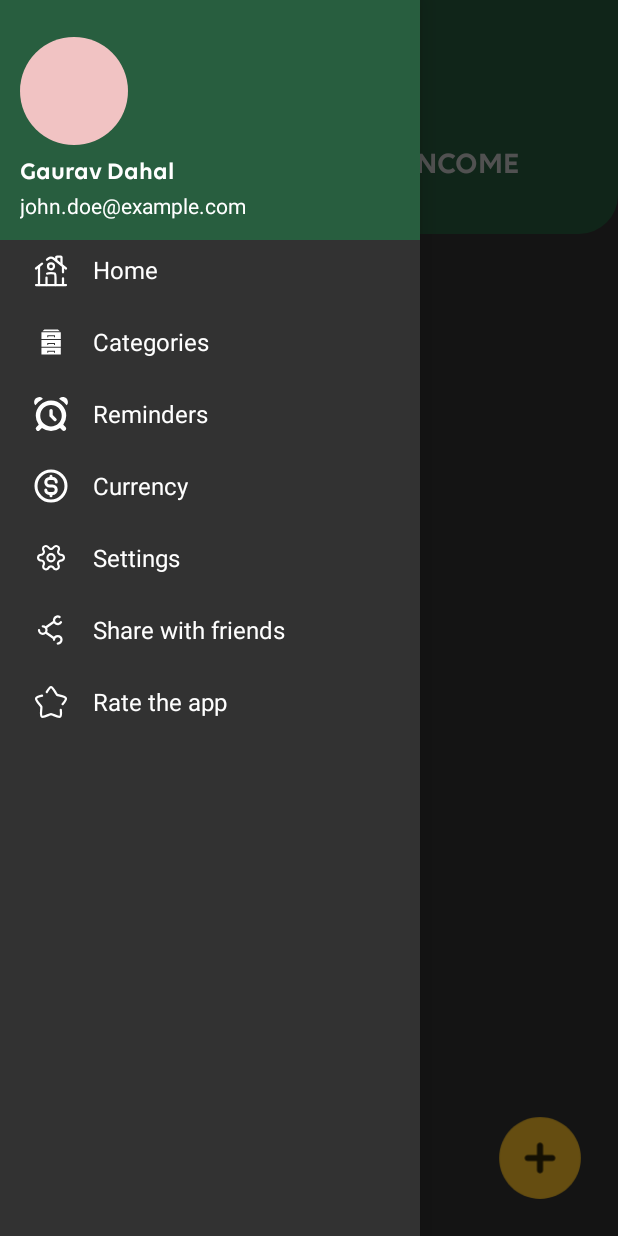
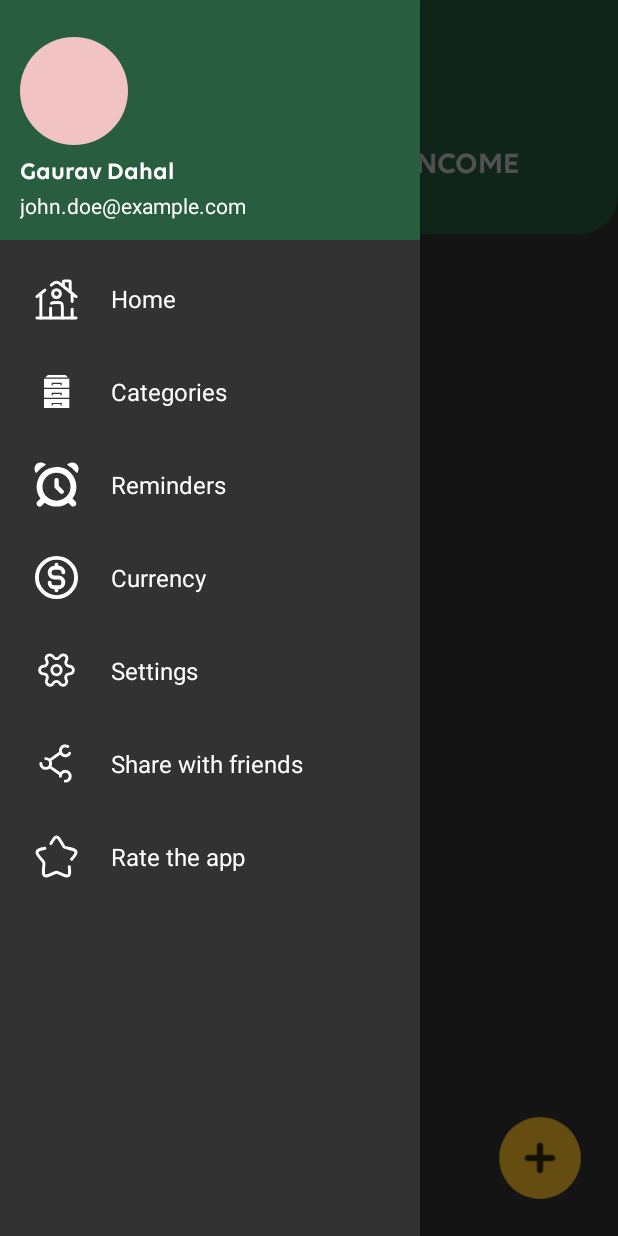
Before and after one commit to gaurav822/Budget-Planner, an Android app built with Jetpack Compose: the HomeScreenActivity screen opened directly, with no data from a screen before it, with the side drawer open, on a phone screen of 412 x 824 dp. Run offline under Robolectric (Android 15) with nearby library versions, the phone set to English and light mode, and no system bars; our stand-ins replace Dagger/Hilt's generated code, Room's generated code, sdp/ssp sizes; pictures from the network do not load.

Commit message:
small issue fix

```diff
--- a/app/build.gradle
+++ b/app/build.gradle
@@ -44,7 +44,8 @@ dependencies {
 
     implementation 'androidx.core:core-ktx:1.10.1'
     implementation 'androidx.appcompat:appcompat:1.6.1'
-    implementation 'com.google.android.material:material:1.7.0'
+    implementation 'com.google.android.material:material:1.4.0'
+    implementation 'androidx.drawerlayout:drawerlayout:1.1.1'
     implementation 'androidx.constraintlayout:constraintlayout:2.1.4'
     implementation 'androidx.databinding:baseLibrary:3.2.0-alpha11'
     testImplementation 'junit:junit:4.13.2'
--- a/app/src/main/java/com/gaurav/budgetplanner/Views/HomeScreenActivity.kt
+++ b/app/src/main/java/com/gaurav/budgetplanner/Views/HomeScreenActivity.kt
@@ -39,7 +39,7 @@ class HomeScreenActivity : BaseActivity(),NavigationView.OnNavigationItemSelecte
     private var trxState = "E"
     private var selectedCurrency: String? = null
     private lateinit var toggle: ActionBarDrawerToggle
-    private lateinit var navigationView: NavigationView
+
     override fun onCreate(savedInstanceState: Bundle?) {
         super.onCreate(savedInstanceState)
         _binding = ActivityHomeScreenBinding.inflate(layoutInflater)
@@ -51,7 +51,6 @@ class HomeScreenActivity : BaseActivity(),NavigationView.OnNavigationItemSelecte
     }
 
     private fun init() {
-        navigationView = binding.navigationView
         selectedCurrency = Utils.getSelectedCurrency()
         binding.currencySymbol.text = selectedCurrency
 
@@ -68,6 +67,9 @@ class HomeScreenActivity : BaseActivity(),NavigationView.OnNavigationItemSelecte
 
         setSupportActionBar(binding.homeToolBar)
         supportActionBar?.setDisplayShowTitleEnabled(false)
+        supportActionBar?.setDisplayHomeAsUpEnabled(true)
+        supportActionBar?.setHomeButtonEnabled(true)
+
 
         setNavMenuData(R.id.nav_home, getString(R.string.home), R.drawable.icon_home)
         setNavMenuData(R.id.nav_categories, getString(R.string.categories), R.drawable.ico_category)
@@ -84,20 +86,7 @@ class HomeScreenActivity : BaseActivity(),NavigationView.OnNavigationItemSelecte
             getString(R.string.rate_the_app),
             R.drawable.img_rating
         )
-
-        navigationView.setNavigationItemSelectedListener(this)
-
-        navigationView.setNavigationItemSelectedListener {
-            menuItem ->
-            when(menuItem.itemId){
-                R.id.nav_currency -> {
-                    true
-                }
-                else -> {
-                    false
-                }
-            }
-        }
+        binding.navigationView.setNavigationItemSelectedListener(this)
 
     }
 
@@ -107,10 +96,7 @@ class HomeScreenActivity : BaseActivity(),NavigationView.OnNavigationItemSelecte
         var image1 = menuItem?.actionView?.findViewById<ImageView>(R.id.menu_item_icon)
         image1?.setImageResource(icon)
         title1?.text = value
-        menuItem.setOnMenuItemClickListener {
-            print("Hello")
-            true
-        }
+
     }
 
     override fun onOptionsItemSelected(item: MenuItem): Boolean {
@@ -207,24 +193,33 @@ class HomeScreenActivity : BaseActivity(),NavigationView.OnNavigationItemSelecte
     }
 
     override fun onNavigationItemSelected(item: MenuItem): Boolean {
-        when (item.itemId) {
+        return when (item.itemId) {
+            R.id.nav_rate_the_app -> {
+                true
+            }
             R.id.nav_home -> {
-                // Handle menu item 1 click
+                true
+            }
+            R.id.nav_categories -> {
+                true
+            }
+            R.id.nav_reminders -> {
                 true
             }
             R.id.nav_settings -> {
-                // Handle menu item 2 click
                 true
             }
-
-            R.id.nav_currency -> {
-                startActivity(Intent(this, CurrencySelectActivity::class.java))
+            R.id.nav_share_friends -> {
                 true
             }
+            R.id.nav_currency -> {
+                startActivity(Intent(this,CurrencySelectActivity::class.java))
+                true
+            }
+            else -> {
+                false
+            }
+        }
+    }
 
-            else -> false
-        }
-
-        return false
-    }
 }
--- a/app/src/main/res/layout/activity_home_screen.xml
+++ b/app/src/main/res/layout/activity_home_screen.xml
@@ -7,16 +7,7 @@
     android:layout_height="match_parent"
     android:id="@+id/drawerLayout">
 
-    <com.google.android.material.navigation.NavigationView
-        android:background="@color/darkBackground"
-        android:id="@+id/navigationView"
-        android:layout_width="wrap_content"
-        android:layout_height="match_parent"
-        android:layout_gravity="start"
-        app:menu="@menu/navigation_menu"
-        app:headerLayout="@layout/drawer_header_layout"
-        style="@style/NavDrawerMenuItemStyle"
-         />
+
 
     <androidx.constraintlayout.widget.ConstraintLayout
         android:layout_width="match_parent"
@@ -200,5 +191,17 @@
     </androidx.constraintlayout.widget.ConstraintLayout>
 
 
+    <com.google.android.material.navigation.NavigationView
+        android:background="@color/darkBackground"
+        android:id="@+id/navigationView"
+        android:layout_width="wrap_content"
+        android:layout_height="match_parent"
+        android:layout_gravity="start"
+        app:menu="@menu/navigation_menu"
+        app:headerLayout="@layout/drawer_header_layout"
+        style="@style/NavDrawerMenuItemStyle"
+        />
+
+
 
 </androidx.drawerlayout.widget.DrawerLayout>
--- a/app/src/main/res/layout/nav_menu_item.xml
+++ b/app/src/main/res/layout/nav_menu_item.xml
@@ -1,25 +1,29 @@
-<LinearLayout xmlns:android="http://schemas.android.com/apk/res/android"
+<androidx.constraintlayout.widget.ConstraintLayout xmlns:android="http://schemas.android.com/apk/res/android"
     android:layout_width="match_parent"
     android:layout_height="wrap_content"
-    android:orientation="horizontal">
+    android:paddingVertical="@dimen/_12sdp"
+    xmlns:app="http://schemas.android.com/apk/res-auto">
 
     <ImageView
         android:id="@+id/menu_item_icon"
-        android:layout_width="24dp"
-        android:layout_height="24dp"
+        android:layout_width="@dimen/_24sdp"
+        android:layout_height="@dimen/_24sdp"
         android:scaleType="centerInside"
         android:paddingStart="0dp"
         android:paddingEnd="0dp"
-        android:layout_gravity="center_vertical" />
+        app:layout_constraintTop_toTopOf="parent"
+        app:layout_constraintStart_toStartOf="parent"/>
 
     <TextView
+        android:layout_marginLeft="@dimen/_16sdp"
+        app:layout_constraintTop_toTopOf="@id/menu_item_icon"
+        app:layout_constraintBottom_toBottomOf="@id/menu_item_icon"
+        app:layout_constraintLeft_toRightOf="@id/menu_item_icon"
         android:id="@+id/menu_item_title"
         android:layout_width="wrap_content"
         android:layout_height="wrap_content"
         style="@style/NavDrawerMenuItemStyle"
         android:layout_gravity="center_vertical"
-        android:paddingStart="16dp"
-        android:textAppearance="?attr/textAppearanceListItem"
-        android:layout_weight="1" />
+        android:textAppearance="?attr/textAppearanceListItem" />
 
-</LinearLayout>
+</androidx.constraintlayout.widget.ConstraintLayout>
```
